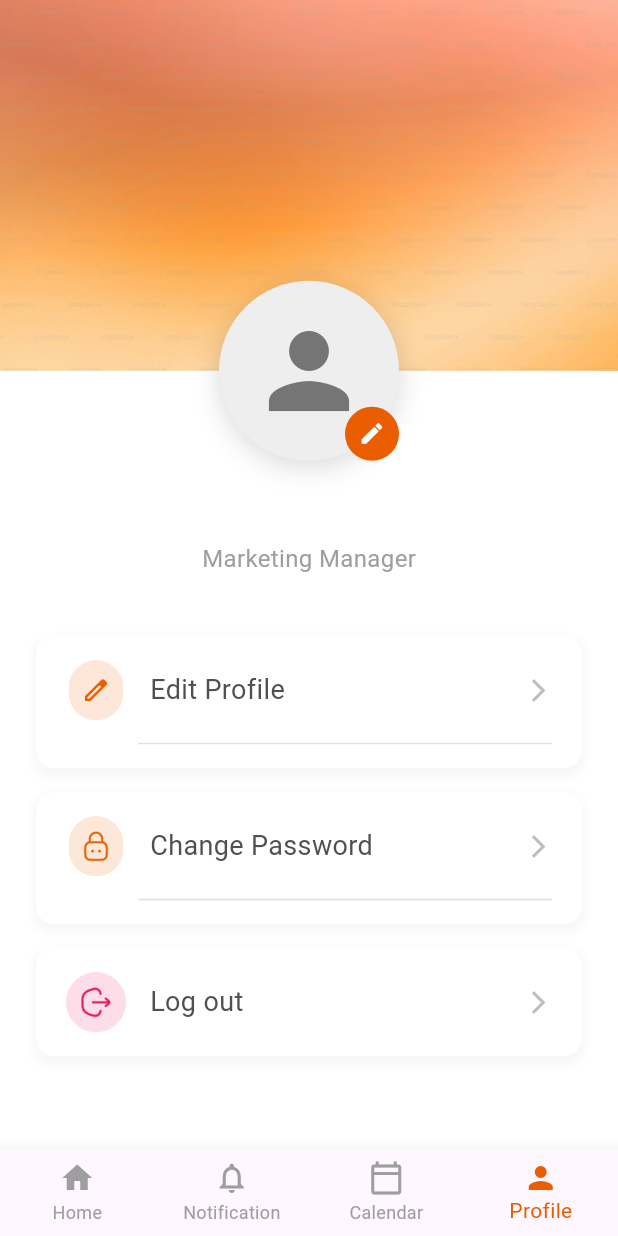
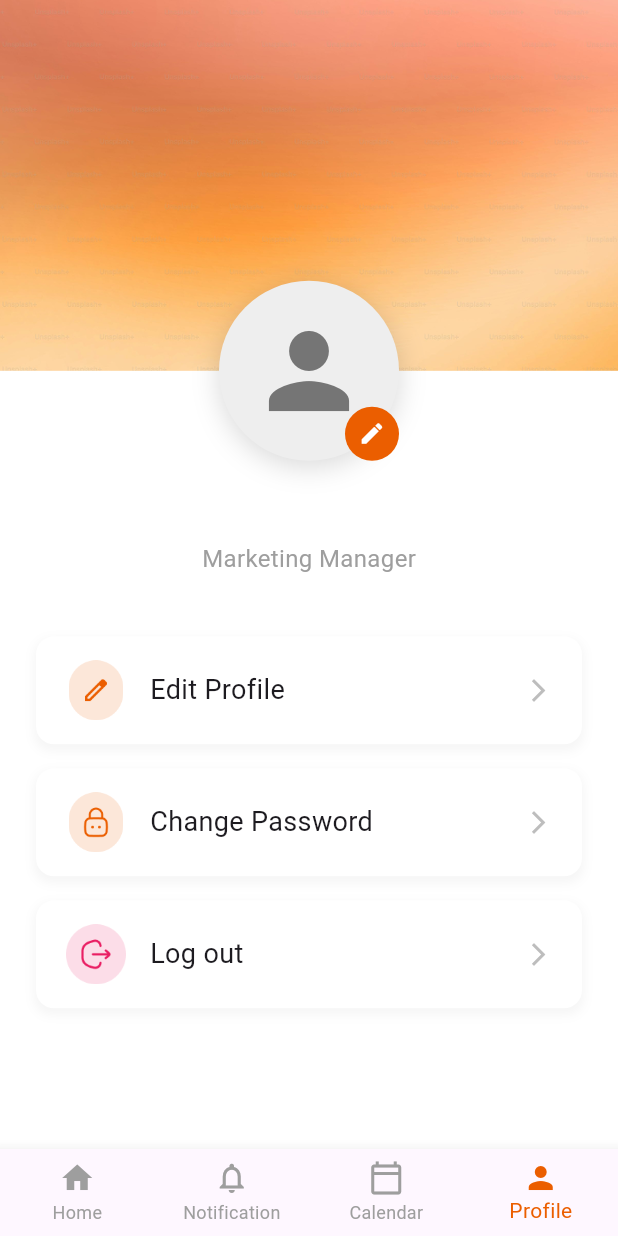
Before and after one commit to rushish-mewada/todo_app, a Flutter app: the screen it shows once a user with an empty profile is signed in, item 4 of the bottom bar chosen, after a tap on the "edit" icon, on a phone screen of 412 x 824 dp. Run offline on Flutter 3.47's test engine with Material 3 defaults, Android fonts, the phone set to English and light mode, and no system bars; our stand-ins replace cloud_firestore, connectivity_plus, firebase_auth, firebase_core, firebase_storage, flutter_svg and 6 more; accounts and stored records are empty; network calls fail.

Commit message:
All Done

```diff
--- a/lib/main.dart
+++ b/lib/main.dart
@@ -32,10 +32,9 @@ void main() async {
   await Hive.openBox('dismissed_notifications');
   await Hive.openBox('previous_todo_data');
   await Hive.openBox('active_change_notification_keys');
-  // Open shown_notifications as a lazy box of type bool to avoid clearing
+
   final shownBox = await Hive.openBox('shown_notifications');
 
-  // Ensure shown_notifications are preserved between refreshes
   if (!shownBox.containsKey('__initialized')) {
     await shownBox.put('__initialized', true);
   }
--- a/lib/screens/profile_screen.dart
+++ b/lib/screens/profile_screen.dart
@@ -5,7 +5,9 @@ import 'package:image_picker/image_picker.dart';
 import 'package:firebase_auth/firebase_auth.dart' as fb_auth;
 import 'package:provider/provider.dart';
 import 'package:cloud_firestore/cloud_firestore.dart';
+import 'package:firebase_storage/firebase_storage.dart' as firebase_storage;
 import 'package:path_provider/path_provider.dart';
+import 'package:http/http.dart' as http;
 
 import '../widgets/bot_nav.dart';
 import '../providers/auth_provider.dart';
@@ -20,7 +22,8 @@ class ProfileScreen extends StatefulWidget {
 }
 
 class _ProfileScreenState extends State<ProfileScreen> {
-  File? _profileImageFile;
+  File? _localProfileImageFile;
+  bool _isUploading = false;
 
   final TextEditingController _nameController = TextEditingController();
   final TextEditingController _emailController = TextEditingController();
@@ -28,6 +31,7 @@ class _ProfileScreenState extends State<ProfileScreen> {
   String? _selectedGender;
 
   final FirebaseFirestore _firestore = FirebaseFirestore.instance;
+  final firebase_storage.FirebaseStorage _storage = firebase_storage.FirebaseStorage.instance;
 
   @override
   void initState() {
@@ -45,28 +49,14 @@ class _ProfileScreenState extends State<ProfileScreen> {
 
   Future<void> _loadUserData() async {
     final user = fb_auth.FirebaseAuth.instance.currentUser;
-    if (user != null) {
+    if (user == null) return;
+
     _nameController.text = user.displayName ?? 'John Doe';
     _emailController.text = user.email ?? 'john.doe@example.com';
 
     final userDoc = await _firestore.collection('users').doc(user.uid).get();
-      if (userDoc.exists) {
-        final userData = userDoc.data();
-        _phoneController.text = userData?['phoneNumber'] ?? 'N/A';
-        _selectedGender = userData?['gender'];
-        final localImagePath = userData?['profileImg'];
 
-        if (localImagePath != null && localImagePath.isNotEmpty) {
-          final file = File(localImagePath);
-          if (await file.exists()) {
-            _profileImageFile = file;
-          } else {
-            _profileImageFile = null;
-          }
-        } else {
-          _profileImageFile = null;
-        }
-      } else {
+    if (!userDoc.exists) {
       await _firestore.collection('users').doc(user.uid).set({
         'uid': user.uid,
         'name': user.displayName ?? 'John Doe',
@@ -74,43 +64,110 @@ class _ProfileScreenState extends State<ProfileScreen> {
         'createdAt': FieldValue.serverTimestamp(),
         'phoneNumber': 'N/A',
         'gender': 'Male',
-          'profileImg': null,
+        'profileImgUrl': null,
+        'localProfilePath': null,
       }, SetOptions(merge: true));
+      if (mounted) setState(() {});
+      return;
     }
-      setState(() {});
+
+    final userData = userDoc.data()!;
+    _phoneController.text = userData['phoneNumber'] ?? 'N/A';
+    _selectedGender = userData['gender'];
+    final localPath = userData['localProfilePath'];
+    final remoteUrl = userData['profileImgUrl'];
+
+    if (localPath != null) {
+      final localFile = File(localPath);
+      if (await localFile.exists()) {
+        setState(() {
+          _localProfileImageFile = localFile;
+        });
+        return;
       }
     }
 
-  Future<void> _pickProfileImage() async {
-    final ImagePicker picker = ImagePicker();
-    final XFile? image = await picker.pickImage(source: ImageSource.gallery);
-
-    if (image != null) {
-      final appDocDir = await getApplicationDocumentsDirectory();
-      final profileImagesDir = Directory('${appDocDir.path}/profile_images');
-
-      if (!await profileImagesDir.exists()) {
-        await profileImagesDir.create(recursive: true);
+    if (remoteUrl != null) {
+      await _downloadAndCacheImage(remoteUrl, user.uid);
+    }
   }
 
-      final localPath = '${profileImagesDir.path}/${fb_auth.FirebaseAuth.instance.currentUser!.uid}_profile.jpg';
-      final newImageFile = await File(image.path).copy(localPath);
+  Future<void> _downloadAndCacheImage(String url, String userId) async {
+    try {
+      // Explicitly define the response type and check the status code
+      final http.Response response = await http.get(Uri.parse(url));
+
+      if (response.statusCode == 200) {
+        final bytes = response.bodyBytes;
+        final appDocDir = await getApplicationDocumentsDirectory();
+        final localPath = '${appDocDir.path}/profile_$userId.jpg';
+        final file = File(localPath);
+        await file.writeAsBytes(bytes);
+
+        await _firestore.collection('users').doc(userId).update({
+          'localProfilePath': localPath,
+        });
+
+        if (mounted) {
+          setState(() {
+            _localProfileImageFile = file;
+          });
+        }
+      } else {
+        // Log an error if the download fails
+        print('Failed to download image. Status code: ${response.statusCode}');
+      }
+    } catch (e) {
+      print('Error downloading image: $e');
+    }
+  }
+
+  Future<void> _pickAndUploadImage() async {
+    final ImagePicker picker = ImagePicker();
+    final XFile? image = await picker.pickImage(
+      source: ImageSource.gallery,
+      imageQuality: 80,
+    );
+
+    if (image == null) return;
+
+    setState(() => _isUploading = true);
+
+    try {
+      final user = fb_auth.FirebaseAuth.instance.currentUser;
+      if (user == null) throw Exception('User not logged in');
+      final userEmail = user.email;
+      if (userEmail == null) throw Exception('User email is not available.');
+
+      final pickedFile = File(image.path);
+
+      final appDocDir = await getApplicationDocumentsDirectory();
+      final localPath = '${appDocDir.path}/profile_${user.uid}.jpg';
+      final localFile = await pickedFile.copy(localPath);
+
+      final destination = 'avatars/$userEmail/profile_image.jpg';
+      final ref = _storage.ref(destination);
+      await ref.putFile(localFile);
+      final imageUrl = await ref.getDownloadURL();
+
+      await _firestore.collection('users').doc(user.uid).update({
+        'profileImgUrl': imageUrl,
+        'localProfilePath': localPath,
+      });
 
       setState(() {
-        _profileImageFile = newImageFile;
+        _localProfileImageFile = localFile;
       });
 
-      final user = fb_auth.FirebaseAuth.instance.currentUser;
-      if (user != null) {
-        await _firestore.collection('users').doc(user.uid).set(
-          {'profileImg': localPath},
-          SetOptions(merge: true),
+      ScaffoldMessenger.of(context).showSnackBar(
+        const SnackBar(content: Text('Profile image updated!')),
       );
-      }
-
+    } catch (e) {
       ScaffoldMessenger.of(context).showSnackBar(
-        const SnackBar(content: Text('Profile image Updated!')),
+        SnackBar(content: Text('Failed to upload image: $e')),
       );
+    } finally {
+      setState(() => _isUploading = false);
     }
   }
 
@@ -133,28 +190,21 @@ class _ProfileScreenState extends State<ProfileScreen> {
                   await user.updateDisplayName(newName);
                 }
 
-                await _firestore.collection('users').doc(user.uid).set({
+                await _firestore.collection('users').doc(user.uid).update({
                   'name': newName,
                   'email': newEmail,
                   'phoneNumber': newPhone,
                   'gender': newGender,
-                }, SetOptions(merge: true));
+                });
 
                 ScaffoldMessenger.of(context).showSnackBar(
                   const SnackBar(content: Text('Profile updated successfully!')),
                 );
                 Navigator.pop(context);
-              } on fb_auth.FirebaseAuthException catch (e) {
-                String message = 'Failed to update profile: ${e.message}';
-                if (e.code == 'requires-recent-login') {
-                  message = 'Please re-login to update your email/password.';
-                }
-                ScaffoldMessenger.of(context).showSnackBar(
-                  SnackBar(content: Text(message)),
-                );
+                _loadUserData();
               } catch (e) {
                 ScaffoldMessenger.of(context).showSnackBar(
-                  SnackBar(content: Text('An unexpected error occurred: $e')),
+                  SnackBar(content: Text('Failed to update profile: $e')),
                 );
               }
             }
@@ -162,39 +212,22 @@ class _ProfileScreenState extends State<ProfileScreen> {
         );
       },
     );
-    _loadUserData();
   }
 
   Future<void> _changePassword() async {
     final user = fb_auth.FirebaseAuth.instance.currentUser;
-    if (user == null) {
-      ScaffoldMessenger.of(context).showSnackBar(
-        const SnackBar(content: Text('No user logged in.')),
-      );
-      return;
-    }
-
+    if (user == null) return;
     try {
       await fb_auth.FirebaseAuth.instance.sendPasswordResetEmail(email: user.email!);
       ScaffoldMessenger.of(context).showSnackBar(
         const SnackBar(
-          content: Text('Password reset email sent. Check your inbox to reset your password.'),
+          content: Text('Password reset email sent. Check your inbox.'),
           duration: Duration(seconds: 5),
         ),
       );
-    } on fb_auth.FirebaseAuthException catch (e) {
-      String message;
-      if (e.code == 'user-not-found') {
-        message = 'No user found for that email.';
-      } else {
-        message = 'Failed to send password reset email: ${e.message}';
-      }
-      ScaffoldMessenger.of(context).showSnackBar(
-        SnackBar(content: Text(message)),
-      );
     } catch (e) {
       ScaffoldMessenger.of(context).showSnackBar(
-        SnackBar(content: Text('An unexpected error occurred: $e')),
+        SnackBar(content: Text('Failed to send reset email: $e')),
       );
     }
   }
@@ -223,11 +256,7 @@ class _ProfileScreenState extends State<ProfileScreen> {
   Widget build(BuildContext context) {
     final screenHeight = MediaQuery.of(context).size.height;
     const double profilePictureRadius = 60;
-
-    final double backgroundImageEndPercentage = 0.30;
-
-    final double backgroundHeight = screenHeight * backgroundImageEndPercentage;
-
+    final double backgroundHeight = screenHeight * 0.30;
     final double profilePictureTop = backgroundHeight - profilePictureRadius;
 
     return Scaffold(
@@ -273,17 +302,16 @@ class _ProfileScreenState extends State<ProfileScreen> {
                           color: Colors.black.withOpacity(0.15),
                           offset: const Offset(0, 4),
                           blurRadius: 15,
-                          spreadRadius: 0,
                         ),
                       ],
                     ),
                     child: CircleAvatar(
                       radius: profilePictureRadius,
                       backgroundColor: Colors.grey[200],
-                      backgroundImage: _profileImageFile != null
-                          ? FileImage(_profileImageFile!)
+                      backgroundImage: _localProfileImageFile != null
+                          ? FileImage(_localProfileImageFile!)
                           : null,
-                      child: _profileImageFile == null
+                      child: _localProfileImageFile == null
                           ? Icon(
                         Icons.person,
                         size: profilePictureRadius * 4 / 3,
@@ -296,11 +324,20 @@ class _ProfileScreenState extends State<ProfileScreen> {
                     right: 0,
                     bottom: 0,
                     child: GestureDetector(
-                      onTap: _pickProfileImage,
-                      child: const CircleAvatar(
+                      onTap: _isUploading ? null : _pickAndUploadImage,
+                      child: CircleAvatar(
                         radius: 18,
-                        backgroundColor: Color(0xFFEB5E00),
-                        child: Icon(
+                        backgroundColor: const Color(0xFFEB5E00),
+                        child: _isUploading
+                            ? const SizedBox(
+                          width: 18,
+                          height: 18,
+                          child: CircularProgressIndicator(
+                            strokeWidth: 2,
+                            color: Colors.white,
+                          ),
+                        )
+                            : const Icon(
                           Icons.edit,
                           color: Colors.white,
                           size: 18,
@@ -337,7 +374,6 @@ class _ProfileScreenState extends State<ProfileScreen> {
                   ),
                 ),
                 const SizedBox(height: 40),
-
                 Expanded(
                   child: ListView(
                     padding: const EdgeInsets.symmetric(horizontal: 24.0),
@@ -347,8 +383,6 @@ class _ProfileScreenState extends State<ProfileScreen> {
                         imagePath: 'assets/editprofile.png',
                         title: "Edit Profile",
                         onTap: _showEditProfileModal,
-                        iconColor: const Color(0xFFEB5E00),
-                        textColor: const Color(0xFF505050),
                       ),
                       const SizedBox(height: 16),
                       _buildMenuItem(
@@ -356,8 +390,6 @@ class _ProfileScreenState extends State<ProfileScreen> {
                         imagePath: 'assets/changepass.png',
                         title: "Change Password",
                         onTap: _changePassword,
-                        iconColor: const Color(0xFFEB5E00),
-                        textColor: const Color(0xFF505050),
                       ),
                       const SizedBox(height: 16),
                       _buildMenuItem(
@@ -366,7 +398,6 @@ class _ProfileScreenState extends State<ProfileScreen> {
                         title: "Log out",
                         onTap: _showLogoutConfirmation,
                         iconColor: const Color(0xFFE91E63),
-                        textColor: const Color(0xFF505050),
                       ),
                     ],
                   ),
@@ -391,12 +422,12 @@ class _ProfileScreenState extends State<ProfileScreen> {
     );
   }
 
-  Widget _buildMenuItem(BuildContext context, {
+  Widget _buildMenuItem(
+      BuildContext context, {
         required String imagePath,
         required String title,
         required VoidCallback onTap,
         Color? iconColor,
-    Color textColor = Colors.black87,
       }) {
     return GestureDetector(
       onTap: onTap,
@@ -414,9 +445,7 @@ class _ProfileScreenState extends State<ProfileScreen> {
             ),
           ],
         ),
-        child: Column(
-          children: [
-            Row(
+        child: Row(
           children: [
             Image.asset(
               imagePath,
@@ -428,26 +457,14 @@ class _ProfileScreenState extends State<ProfileScreen> {
             Expanded(
               child: Text(
                 title,
-                    style: TextStyle(
+                style: const TextStyle(
                   fontSize: 18,
-                      color: textColor,
                 ),
               ),
             ),
             Icon(Icons.arrow_forward_ios, color: Colors.grey[400], size: 18),
           ],
         ),
-            if (title != "Log out")
-              Padding(
-                padding: const EdgeInsets.only(top: 16.0, left: 48.0),
-                child: Divider(
-                  color: Colors.grey[300],
-                  thickness: 1,
-                  height: 0,
-                ),
-              ),
-          ],
-        ),
       ),
     );
   }
--- a/lib/services/firestore_service.dart
+++ b/lib/services/firestore_service.dart
@@ -13,7 +13,6 @@ class FirestoreService {
     return _firestore.collection('users').doc(uid).collection('tasks');
   }
 
-  /// Call this method after modifying Hive data
   static Future<void> syncWithFirestore() async {
     final connectivity = await Connectivity().checkConnectivity();
     if (connectivity == ConnectivityResult.none) {
```
Also changed, not shown: lib/widgets/add_todo.dart (+26 -62 lines), lib/firebase_options.dart. Lines whose indentation alone changed are shown as unchanged.
